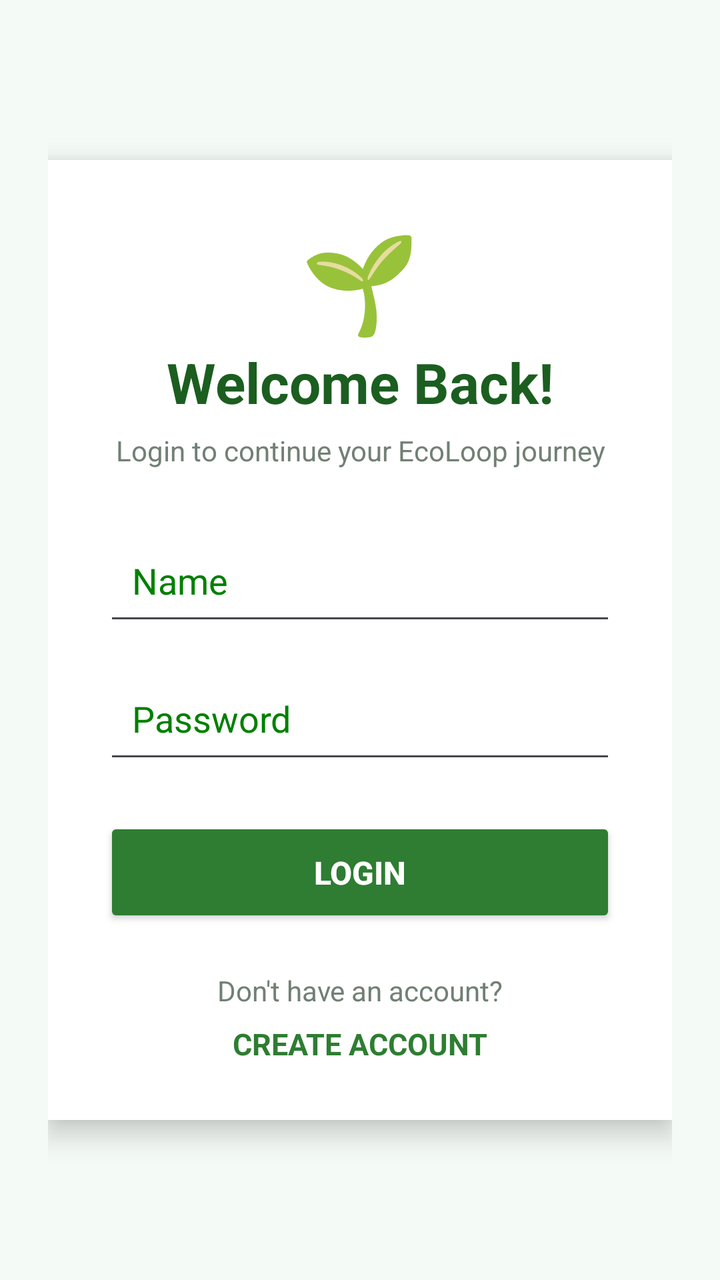
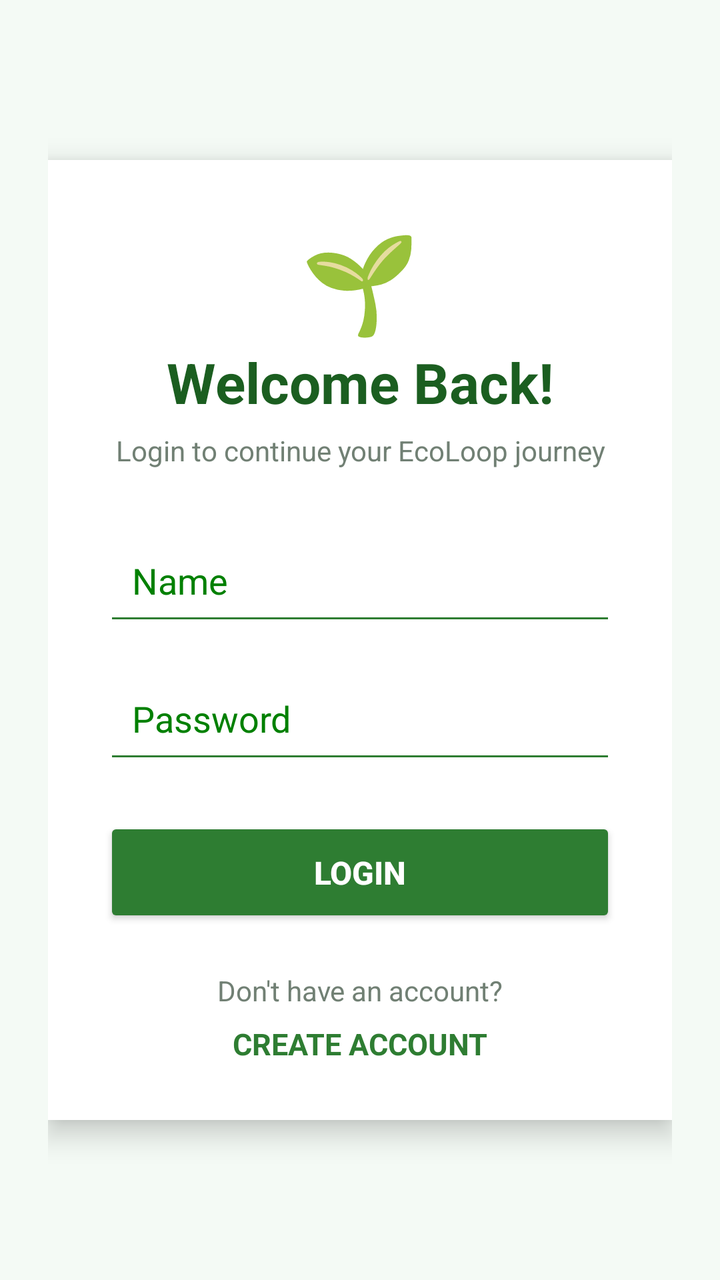

An Android layout rendered at two revisions. The XML below is the earlier revision; the diff shows what the commit changed to produce the second picture.
<!-- AndroidManifest.xml: application theme Theme.EcoLoop -->
<!-- res/layout/activity_main2.xml -->
<?xml version="1.0" encoding="utf-8"?>
<ScrollView xmlns:android="http://schemas.android.com/apk/res/android"
    android:layout_width="match_parent"
    android:layout_height="match_parent"
    android:background="#F4FAF5"
    android:fillViewport="true">

    <FrameLayout
        android:layout_width="match_parent"
        android:layout_height="match_parent"
        android:padding="24dp">

        

        <LinearLayout
            android:id="@+id/loginForm"
            android:layout_width="match_parent"
            android:layout_height="wrap_content"
            android:layout_gravity="center"
            android:background="#FFFFFF"
            android:elevation="8dp"
            android:orientation="vertical"
            android:padding="28dp">

            <TextView
                android:layout_width="match_parent"
                android:layout_height="wrap_content"
                android:gravity="center"
                android:text="🌱"
                android:textSize="48sp" />

            <TextView
                android:layout_width="match_parent"
                android:layout_height="wrap_content"
                android:gravity="center"
                android:text="Welcome Back!"
                android:textColor="#1B5E20"
                android:textSize="28sp"
                android:textStyle="bold" />

            <TextView
                android:layout_width="match_parent"
                android:layout_height="wrap_content"
                android:layout_marginTop="6dp"
                android:gravity="center"
                android:text="Login to continue your EcoLoop journey"
                android:textColor="#718074"
                android:textSize="14sp" />

            <EditText
                android:textColor="#000000"
                android:id="@+id/loginName"
                android:layout_width="match_parent"
                android:layout_height="55dp"
                android:layout_marginTop="28dp"
                android:hint="Name"
                android:textColorHint="#008000"
                android:inputType="text"
                android:padding="14dp" />

            <EditText
                android:textColor="#000000"
                android:id="@+id/loginPassword"
                android:layout_width="match_parent"
                android:layout_height="55dp"
                android:layout_marginTop="14dp"
                android:hint="Password"
                android:textColorHint="#008000"
                android:inputType="textPassword"
                android:padding="14dp" />



            <Button
                android:id="@+id/btnLogin"
                android:layout_width="match_parent"
                android:layout_height="55dp"
                android:layout_marginTop="22dp"
                android:backgroundTint="#2E7D32"
                android:text="LOGIN"
                android:textAllCaps="false"
                android:textColor="#FFFFFF"
                android:textSize="16sp"
                android:textStyle="bold" />

            <TextView
                android:layout_width="match_parent"
                android:layout_height="wrap_content"
                android:layout_marginTop="22dp"
                android:gravity="center"
                android:text="Don't have an account?"
                android:textColor="#718074"
                android:textSize="14sp" />

            <TextView
                android:id="@+id/btnGoRegister"
                android:layout_width="match_parent"
                android:layout_height="wrap_content"
                android:layout_marginTop="7dp"
                android:gravity="center"
                android:text="CREATE ACCOUNT"
                android:textColor="#2E7D32"
                android:textSize="15sp"
                android:textStyle="bold" />

        </LinearLayout>


        

        <LinearLayout
            android:id="@+id/registerForm"
            android:layout_width="match_parent"
            android:layout_height="wrap_content"
            android:layout_gravity="center"
            android:background="#FFFFFF"
            android:elevation="8dp"
            android:orientation="vertical"
            android:padding="28dp"
            android:visibility="gone">

            <TextView
                android:layout_width="match_parent"
                android:layout_height="wrap_content"
                android:gravity="center"
                android:text="🌿"
                android:textSize="48sp" />

            <TextView
                android:layout_width="match_parent"
                android:layout_height="wrap_content"
                android:gravity="center"
                android:text="Create Account"
                android:textColor="#1B5E20"
                android:textSize="28sp"
                android:textStyle="bold" />

            <TextView
                android:layout_width="match_parent"
                android:layout_height="wrap_content"
                android:layout_marginTop="6dp"
                android:gravity="center"
                android:text="Join the EcoLoop community"
                android:textColor="#718074"
                android:textSize="14sp" />

            <EditText
                android:textColor="#000000"
                android:id="@+id/registerName"
                android:layout_width="match_parent"
                android:layout_height="55dp"
                android:layout_marginTop="28dp"
                android:hint="Name"
                android:textColorHint="#008000"
                android:inputType="textPersonName"
                android:padding="14dp" />
            <EditText
                android:textColor="#000000"
                android:id="@+id/registerEmail"
                android:layout_width="match_parent"
                android:layout_height="55dp"
                android:layout_marginTop="14dp"
                android:hint="Enter mail"
                android:textColorHint="#008000"
                android:inputType="textEmailAddress"
                android:padding="14dp" />

            <EditText
                android:id="@+id/registerMobile"
                android:layout_width="match_parent"
                android:layout_height="55dp"
                android:layout_marginTop="14dp"
                android:hint="Mobile Number"
                android:textColor="#000000"
                android:textColorHint="#008000"
                android:inputType="phone"
                android:maxLength="10"
                android:padding="14dp" />

            <EditText
                android:textColor="#000000"
                android:id="@+id/registerPassword"
                android:layout_width="match_parent"
                android:layout_height="55dp"
                android:layout_marginTop="14dp"
                android:hint="Password"
                android:textColorHint="#008000"
                android:inputType="textPassword"
                android:padding="14dp" />



            <Button
                android:id="@+id/btnRegister"
                android:layout_width="match_parent"
                android:layout_height="55dp"
                android:layout_marginTop="22dp"
                android:backgroundTint="#2E7D32"
                android:text="REGISTER"
                android:textAllCaps="false"
                android:textColor="#FFFFFF"
                android:textSize="16sp"
                android:textStyle="bold" />

            <TextView
                android:layout_width="match_parent"
                android:layout_height="wrap_content"
                android:layout_marginTop="22dp"
                android:gravity="center"
                android:text="Already have an account?"
                android:textColor="#718074"
                android:textSize="14sp" />

            <TextView
                android:id="@+id/btnGoLogin"
                android:layout_width="match_parent"
                android:layout_height="wrap_content"
                android:layout_marginTop="7dp"
                android:gravity="center"
                android:text="BACK TO LOGIN"
                android:textColor="#2E7D32"
                android:textSize="15sp"
                android:textStyle="bold" />

        </LinearLayout>

    </FrameLayout>

</ScrollView>
<!-- resources referenced by this layout -->
<resources>
  <style name="Theme.EcoLoop" parent="Base.Theme.EcoLoop" />
  <style name="Base.Theme.EcoLoop" parent="Theme.Material3.DayNight.NoActionBar">
          
          
      </style>
</resources>

<!-- the commit's change to res/layout/activity_main2.xml (unified diff, before → after) -->
@@ -7,9 +7,11 @@
 
     <FrameLayout
         android:layout_width="match_parent"
-        android:layout_height="match_parent"
+        android:layout_height="wrap_content"
         android:padding="24dp">
 
+        
+        
         
 
         <LinearLayout
@@ -22,6 +24,7 @@
             android:orientation="vertical"
             android:padding="28dp">
 
+            
             <TextView
                 android:layout_width="match_parent"
                 android:layout_height="wrap_content"
@@ -29,6 +32,7 @@
                 android:text="🌱"
                 android:textSize="48sp" />
 
+            
             <TextView
                 android:layout_width="match_parent"
                 android:layout_height="wrap_content"
@@ -38,6 +42,7 @@
                 android:textSize="28sp"
                 android:textStyle="bold" />
 
+            
             <TextView
                 android:layout_width="match_parent"
                 android:layout_height="wrap_content"
@@ -47,29 +52,35 @@
                 android:textColor="#718074"
                 android:textSize="14sp" />
 
-            <EditText
-                android:textColor="#000000"
+            
+
+            <EditText
                 android:id="@+id/loginName"
                 android:layout_width="match_parent"
                 android:layout_height="55dp"
                 android:layout_marginTop="28dp"
+                android:backgroundTint="#2E7D32"
                 android:hint="Name"
-                android:textColorHint="#008000"
-                android:inputType="text"
-                android:padding="14dp" />
-
-            <EditText
-                android:textColor="#000000"
+                android:inputType="textPersonName"
+                android:padding="14dp"
+                android:textColor="#000000"
+                android:textColorHint="#008000" />
+
+            
+
+            <EditText
                 android:id="@+id/loginPassword"
                 android:layout_width="match_parent"
                 android:layout_height="55dp"
                 android:layout_marginTop="14dp"
+                android:backgroundTint="#2E7D32"
                 android:hint="Password"
-                android:textColorHint="#008000"
                 android:inputType="textPassword"
-                android:padding="14dp" />
-
-
+                android:padding="14dp"
+                android:textColor="#000000"
+                android:textColorHint="#008000" />
+
+            
 
             <Button
                 android:id="@+id/btnLogin"
@@ -83,6 +94,8 @@
                 android:textSize="16sp"
                 android:textStyle="bold" />
 
+            
+
             <TextView
                 android:layout_width="match_parent"
                 android:layout_height="wrap_content"
@@ -97,6 +110,8 @@
                 android:layout_width="match_parent"
                 android:layout_height="wrap_content"
                 android:layout_marginTop="7dp"
+                android:clickable="true"
+                android:focusable="true"
                 android:gravity="center"
                 android:text="CREATE ACCOUNT"
                 android:textColor="#2E7D32"
@@ -106,6 +121,8 @@
         </LinearLayout>
 
 
+        
+        
         
 
         <LinearLayout
@@ -119,6 +136,7 @@
             android:padding="28dp"
             android:visibility="gone">
 
+            
             <TextView
                 android:layout_width="match_parent"
                 android:layout_height="wrap_content"
@@ -126,6 +144,7 @@
                 android:text="🌿"
                 android:textSize="48sp" />
 
+            
             <TextView
                 android:layout_width="match_parent"
                 android:layout_height="wrap_content"
@@ -135,6 +154,7 @@
                 android:textSize="28sp"
                 android:textStyle="bold" />
 
+            
             <TextView
                 android:layout_width="match_parent"
                 android:layout_height="wrap_content"
@@ -144,51 +164,64 @@
                 android:textColor="#718074"
                 android:textSize="14sp" />
 
-            <EditText
-                android:textColor="#000000"
+            
+
+            <EditText
                 android:id="@+id/registerName"
                 android:layout_width="match_parent"
                 android:layout_height="55dp"
                 android:layout_marginTop="28dp"
+                android:backgroundTint="#2E7D32"
                 android:hint="Name"
-                android:textColorHint="#008000"
                 android:inputType="textPersonName"
-                android:padding="14dp" />
-            <EditText
-                android:textColor="#000000"
+                android:padding="14dp"
+                android:textColor="#000000"
+                android:textColorHint="#008000" />
+
+            
+
+            <EditText
                 android:id="@+id/registerEmail"
                 android:layout_width="match_parent"
                 android:layout_height="55dp"
                 android:layout_marginTop="14dp"
-                android:hint="Enter mail"
-                android:textColorHint="#008000"
+                android:backgroundTint="#2E7D32"
+                android:hint="Email"
                 android:inputType="textEmailAddress"
-                android:padding="14dp" />
+                android:padding="14dp"
+                android:textColor="#000000"
+                android:textColorHint="#008000" />
+
+            
 
             <EditText
                 android:id="@+id/registerMobile"
                 android:layout_width="match_parent"
                 android:layout_height="55dp"
                 android:layout_marginTop="14dp"
+                android:backgroundTint="#2E7D32"
                 android:hint="Mobile Number"
-                android:textColor="#000000"
-                android:textColorHint="#008000"
                 android:inputType="phone"
                 android:maxLength="10"
-                android:padding="14dp" />
-
-            <EditText
-                android:textColor="#000000"
+                android:padding="14dp"
+                android:textColor="#000000"
+                android:textColorHint="#008000" />
+
+            
+
+            <EditText
                 android:id="@+id/registerPassword"
                 android:layout_width="match_parent"
                 android:layout_height="55dp"
                 android:layout_marginTop="14dp"
+                android:backgroundTint="#2E7D32"
                 android:hint="Password"
-                android:textColorHint="#008000"
                 android:inputType="textPassword"
-                android:padding="14dp" />
-
-
+                android:padding="14dp"
+                android:textColor="#000000"
+                android:textColorHint="#008000" />
+
+            
 
             <Button
                 android:id="@+id/btnRegister"
@@ -202,6 +235,8 @@
                 android:textSize="16sp"
                 android:textStyle="bold" />
 
+            
+
             <TextView
                 android:layout_width="match_parent"
                 android:layout_height="wrap_content"
@@ -216,6 +251,8 @@
                 android:layout_width="match_parent"
                 android:layout_height="wrap_content"
                 android:layout_marginTop="7dp"
+                android:clickable="true"
+                android:focusable="true"
                 android:gravity="center"
                 android:text="BACK TO LOGIN"
                 android:textColor="#2E7D32"
